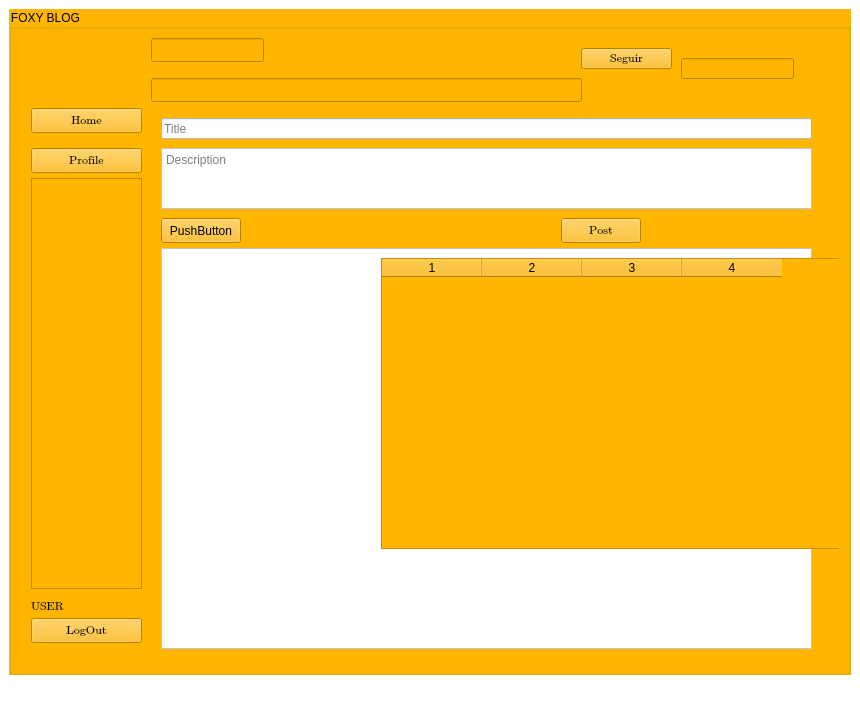
Before: the Qt Designer form login.ui in DarkMage17/CC31_20181B402_20181C600_201823838, drawn with Qt 5.
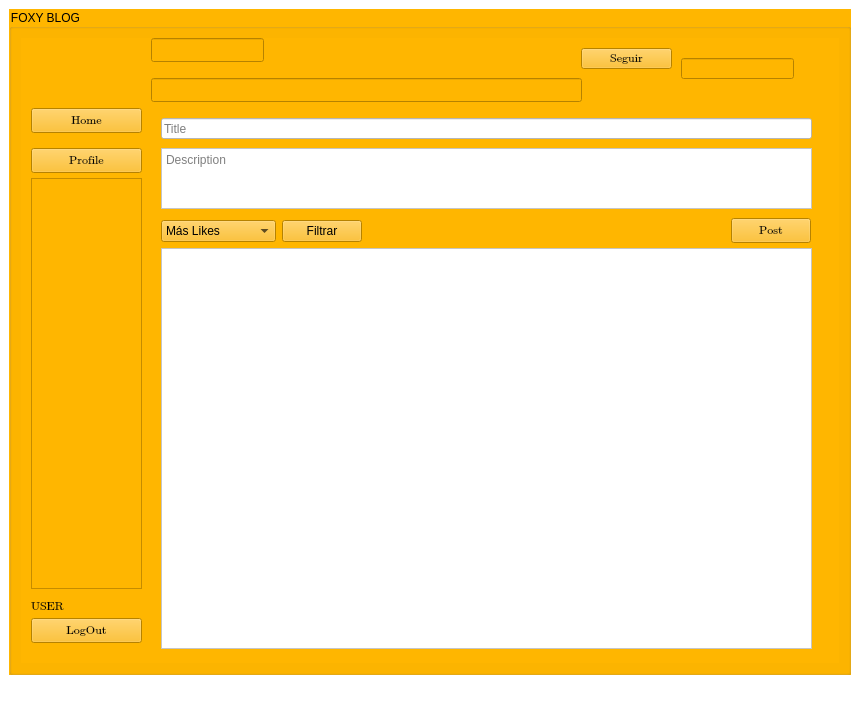
After: the same form once the commit is applied. The open tabs and pages were chosen to show the change. Icons and pictures are not drawn.

```diff
--- a/login.ui
+++ b/login.ui
@@ -479,7 +479,7 @@
           <widget class="QPushButton" name="btnPost">
            <property name="geometry">
             <rect>
-             <x>540</x>
+             <x>710</x>
              <y>180</y>
              <width>80</width>
              <height>25</height>
@@ -638,19 +638,6 @@
             <bool>true</bool>
            </property>
           </widget>
-          <widget class="QPushButton" name="pushButton_4">
-           <property name="geometry">
-            <rect>
-             <x>140</x>
-             <y>180</y>
-             <width>80</width>
-             <height>25</height>
-            </rect>
-           </property>
-           <property name="text">
-            <string>PushButton</string>
-           </property>
-          </widget>
           <widget class="QListWidget" name="listWidget">
            <property name="geometry">
             <rect>
@@ -700,23 +687,6 @@
             <string>Title</string>
            </property>
           </widget>
-          <widget class="QTableWidget" name="tableWidget">
-           <property name="geometry">
-            <rect>
-             <x>360</x>
-             <y>220</y>
-             <width>501</width>
-             <height>291</height>
-            </rect>
-           </property>
-           <property name="columnCount">
-            <number>4</number>
-           </property>
-           <column/>
-           <column/>
-           <column/>
-           <column/>
-          </widget>
           <widget class="QLineEdit" name="ShowN">
            <property name="geometry">
             <rect>
@@ -737,6 +707,39 @@
             </rect>
            </property>
           </widget>
+          <widget class="QWidget" name="">
+           <property name="geometry">
+            <rect>
+             <x>140</x>
+             <y>180</y>
+             <width>201</width>
+             <height>27</height>
+            </rect>
+           </property>
+           <layout class="QHBoxLayout" name="horizontalLayout">
+            <item>
+             <widget class="QComboBox" name="comboBox">
+              <item>
+               <property name="text">
+                <string>Más Likes</string>
+               </property>
+              </item>
+              <item>
+               <property name="text">
+                <string>Recientemente Publicado</string>
+               </property>
+              </item>
+             </widget>
+            </item>
+            <item>
+             <widget class="QPushButton" name="pushButton_4">
+              <property name="text">
+               <string>Filtrar</string>
+              </property>
+             </widget>
+            </item>
+           </layout>
+          </widget>
           <zorder>label_15</zorder>
           <zorder>label_13</zorder>
           <zorder>EditPublis</zorder>
```
Left out of the diff: 2 changed lines with no effect on the pictures.
